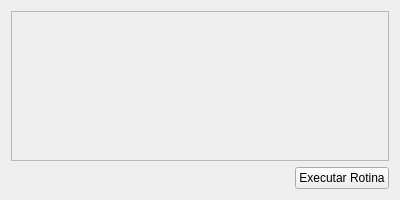
Old version of the form uis/activityRoutines.ui in the repository dsgoficial/SAP_Operador.
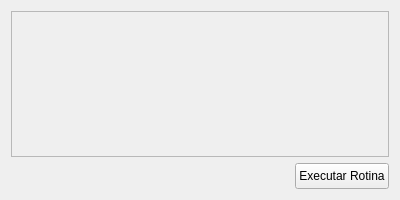
New version of the form.

The edit to the form file:
```diff
--- a/uis/activityRoutines.ui
+++ b/uis/activityRoutines.ui
@@ -43,7 +43,7 @@
         <x>0</x>
         <y>0</y>
         <width>380</width>
-        <height>147</height>
+        <height>148</height>
        </rect>
       </property>
       <layout class="QVBoxLayout" name="verticalLayout"/>
@@ -65,6 +65,24 @@
    </item>
    <item row="1" column="1">
     <widget class="QPushButton" name="runRoutineBtn">
+     <property name="sizePolicy">
+      <sizepolicy hsizetype="Fixed" vsizetype="Fixed">
+       <horstretch>0</horstretch>
+       <verstretch>0</verstretch>
+      </sizepolicy>
+     </property>
+     <property name="minimumSize">
+      <size>
+       <width>0</width>
+       <height>26</height>
+      </size>
+     </property>
+     <property name="maximumSize">
+      <size>
+       <width>16777215</width>
+       <height>26</height>
+      </size>
+     </property>
      <property name="text">
       <string>Executar Rotina</string>
      </property>
```
